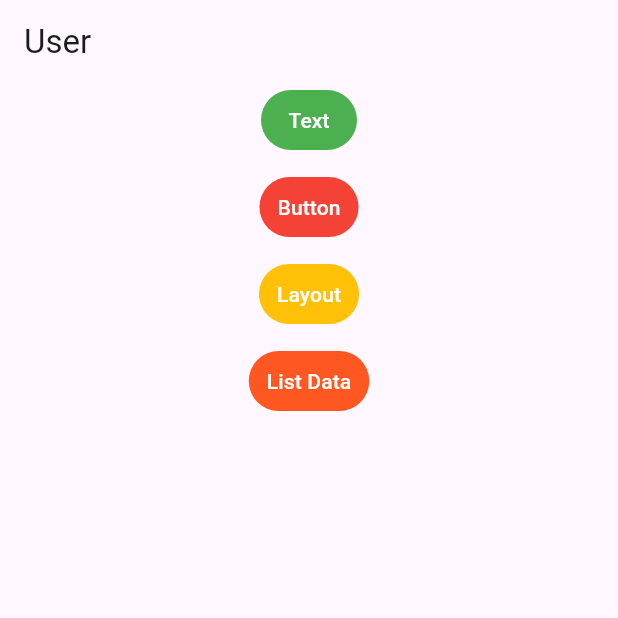
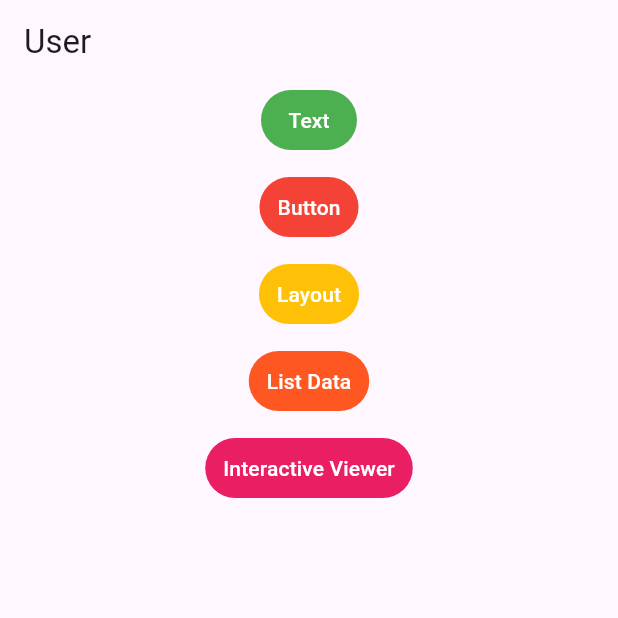
Before and after one commit to prizetete/sample_connect_api, a Flutter app: the screen it shows after launch, on a phone screen of 412 x 824 dp, the top half of it. Run offline on Flutter 3.47's test engine with Material 3 defaults, Android fonts, the light colour scheme and no system bars; our stand-ins replace dio, equatable, flutter_bloc, freezed_annotation, get_it, go_router and 3 more; generated files the repository leaves out were written again.

Commit message:
26052568

```diff
--- a/lib/constant.dart
+++ b/lib/constant.dart
@@ -17,6 +17,10 @@ class AppRoutes {
   static const textComponent = RouteData(name: 'text', path: '/text');
   static const layoutComponent = RouteData(name: 'layout', path: '/layout');
   static const displayComponent = RouteData(name: 'display', path: '/display');
+  static const interactiveComponent = RouteData(
+    name: 'interactive',
+    path: '/interactive',
+  );
   // List all your routes here
   static const listViewComponent = RouteData(
     name: 'listview',
--- a/lib/main.dart
+++ b/lib/main.dart
@@ -5,6 +5,7 @@ import 'package:go_router/go_router.dart';
 import 'package:sample_connect_api/constant.dart';
 import 'package:sample_connect_api/getit/locator.dart';
 import 'package:sample_connect_api/repositories/user_repository.dart';
+import 'package:sample_connect_api/screens/components/Interactive_viewer_screen.dart';
 import 'package:sample_connect_api/screens/components/Lists/grid_screen.dart';
 import 'package:sample_connect_api/screens/components/Lists/page_view_screen.dart';
 import 'package:sample_connect_api/screens/components/Lists/list_view_screen.dart';
@@ -83,6 +84,11 @@ class MyApp extends StatelessWidget {
           name: AppRoutes.gridViewComponent.name,
           builder: (context, state) => GridScreen(),
         ),
+        GoRoute(
+          path: AppRoutes.interactiveComponent.path,
+          name: AppRoutes.interactiveComponent.name,
+          builder: (context, state) => InteractiveViewerScreen(),
+        ),
         // GoRoute(
         //   path: '/detail/:id',
         //   name: 'detail',
--- a/lib/screens/components/Lists/page_view_screen.dart
+++ b/lib/screens/components/Lists/page_view_screen.dart
@@ -42,7 +42,7 @@ class _PageViewExampleState extends State<PageViewExample>
 
   List<Widget> pages = [
     const GridScreen(isShowAppbar: false),
-    ListViewScreen(isShowAppbar: false),
+    const ListViewScreen(isShowAppbar: false),
   ];
 
   @override
--- a/lib/screens/home_screen.dart
+++ b/lib/screens/home_screen.dart
@@ -66,6 +66,17 @@ class HomeScreen extends StatelessWidget {
                   style: TextStyle(color: Colors.white),
                 ),
               ),
+              SizedBox(height: 10),
+              TextButton(
+                onPressed: () {
+                  context.pushNamed(AppRoutes.interactiveComponent.name);
+                },
+                style: TextButton.styleFrom(backgroundColor: Colors.pink),
+                child: const Text(
+                  'Interactive Viewer',
+                  style: TextStyle(color: Colors.white),
+                ),
+              ),
             ],
           ),
         ),
```
Also changed, not shown: lib/screens/components/Lists/list_view_screen.dart (+39 -28 lines), lib/screens/components/interactive_viewer_screen.dart (added, +48 -0 lines).
